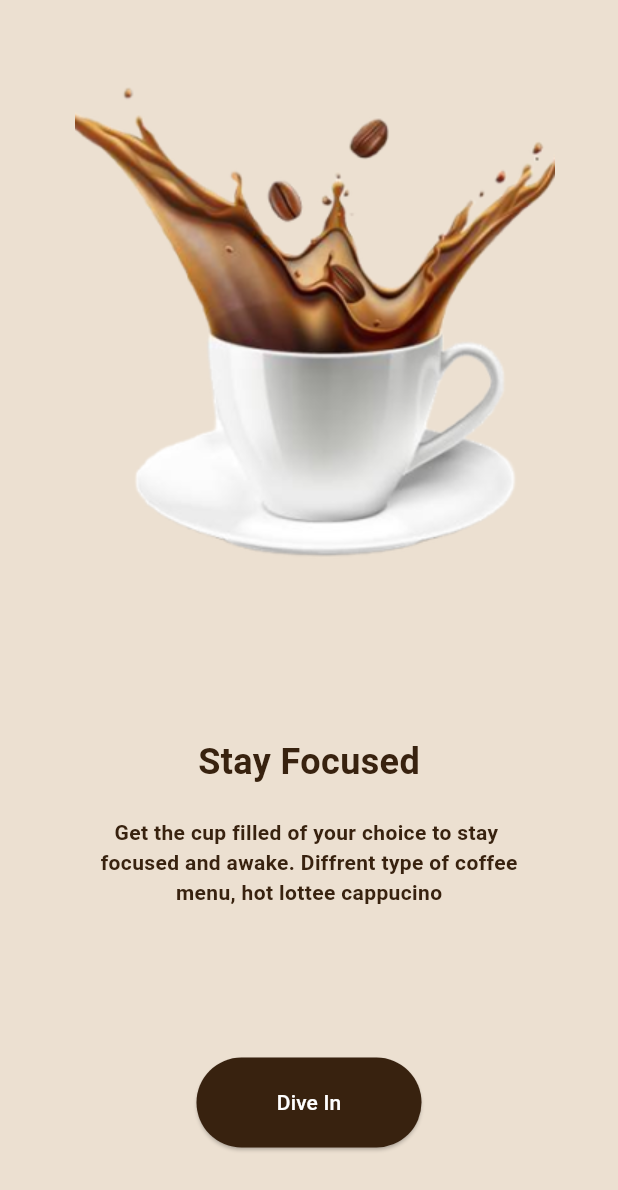
After one commit to Muhammadaazim01/COFFEE_APP, a Flutter app: the screen it shows after launch, on a phone screen of 412 x 824 dp. The commit adds this screen. Shown: the top 1190 px of the screen. Run offline on Flutter 3.47's test engine with Material 3 defaults, Android fonts, the phone set to English and light mode, and no system bars.

Commit message:
add my files

```diff
--- /dev/null
+++ b/lib/SCREENS/Home_Screen.dart
@@ -0,0 +1,80 @@
+import 'package:flutter/material.dart';
+
+class Home_Screen extends StatefulWidget {
+  const Home_Screen({super.key});
+
+  @override
+  State<Home_Screen> createState() => _Home_ScreenState();
+}
+
+class _Home_ScreenState extends State<Home_Screen> {
+  @override
+  Widget build(BuildContext context) {
+    return Scaffold(
+      backgroundColor: const Color(0xffECE0D1),
+      body: Column(
+        children: [
+          Padding(padding: EdgeInsets.only(top: 30)),
+          Row(
+            children: [
+              Padding(padding: EdgeInsets.only(left: 50)),
+              Image.asset("assets/images/Rectangle 4.png"),
+            ],
+          ),
+          SizedBox(
+            height: 100,
+          ),
+          Text(
+            "Stay Focused",
+            style: TextStyle(
+                fontSize: 24,
+                fontWeight: FontWeight.bold,
+                color: Color(0xff38220F)),
+          ),
+          SizedBox(
+            height: 20,
+          ),
+          Text(
+            "Get the cup filled of your choice to stay ",
+            style: TextStyle(
+                fontSize: 14,
+                fontWeight: FontWeight.bold,
+                color: Color(0xff38220F)),
+          ),
+          Text(
+            "focused and awake. Diffrent type of coffee",
+            style: TextStyle(
+                fontSize: 14,
+                fontWeight: FontWeight.bold,
+                color: Color(0xff38220F)),
+          ),
+          Text(
+            "menu, hot lottee cappucino",
+            style: TextStyle(
+                fontSize: 14,
+                fontWeight: FontWeight.bold,
+                color: Color(0xff38220F)),
+          ),
+          SizedBox(
+            height: 100,
+          ),
+          ElevatedButton(
+            onPressed: () {},
+            child: Text(
+              "Dive In",
+              style: TextStyle(
+                color: Colors.white,
+              ),
+            ),
+            style: ButtonStyle(
+              backgroundColor: MaterialStateProperty.all(Color(0xff38220F)),
+              minimumSize: MaterialStateProperty.all(
+                Size(150, 60),
+              ),
+            ),
+          ),
+        ],
+      ),
+    );
+  }
+}
--- a/lib/main.dart
+++ b/lib/main.dart
@@ -1,4 +1,5 @@
-import 'package:coffeeapp/SCREENS/Screen_One.dart';
+import 'package:coffeeapp/SCREENS/Home_Screen.dart';
+import 'package:coffeeapp/SCREENS/SplashScreen.dart';
 
 import 'package:flutter/material.dart';
 
@@ -12,9 +13,9 @@ class MyApp extends StatelessWidget {
   // This widget is the root of your application.
   @override
   Widget build(BuildContext context) {
-    return MaterialApp(
+    return const MaterialApp(
       debugShowCheckedModeBanner: false,
-      home: ScreenOne(),
+      home: SplashScreen(),
     );
   }
 }
```
Also changed, not shown: lib/SCREENS/LoginScreen.dart (added, +84 -0 lines), lib/SCREENS/Screen_One.dart (deleted, +0 -17 lines), lib/SCREENS/SplashScreen.dart (+7 -5 lines), assets/images/Rectangle 4.png (added).
